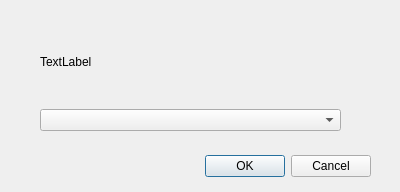
The window that src/ajoutprecedencedialog.ui (sowlosc/ProjectCalendar) describes before a commit, drawn with Qt 5.
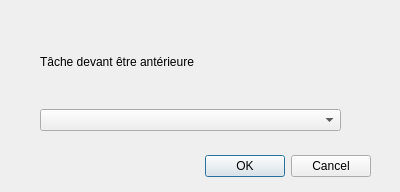
The same window after the commit.

Patch:
```diff
--- a/src/ajoutprecedencedialog.ui
+++ b/src/ajoutprecedencedialog.ui
@@ -42,7 +42,7 @@
     <item>
      <widget class="QLabel" name="label">
       <property name="text">
-       <string>TextLabel</string>
+       <string>Tâche devant être antérieure</string>
       </property>
      </widget>
     </item>
```
